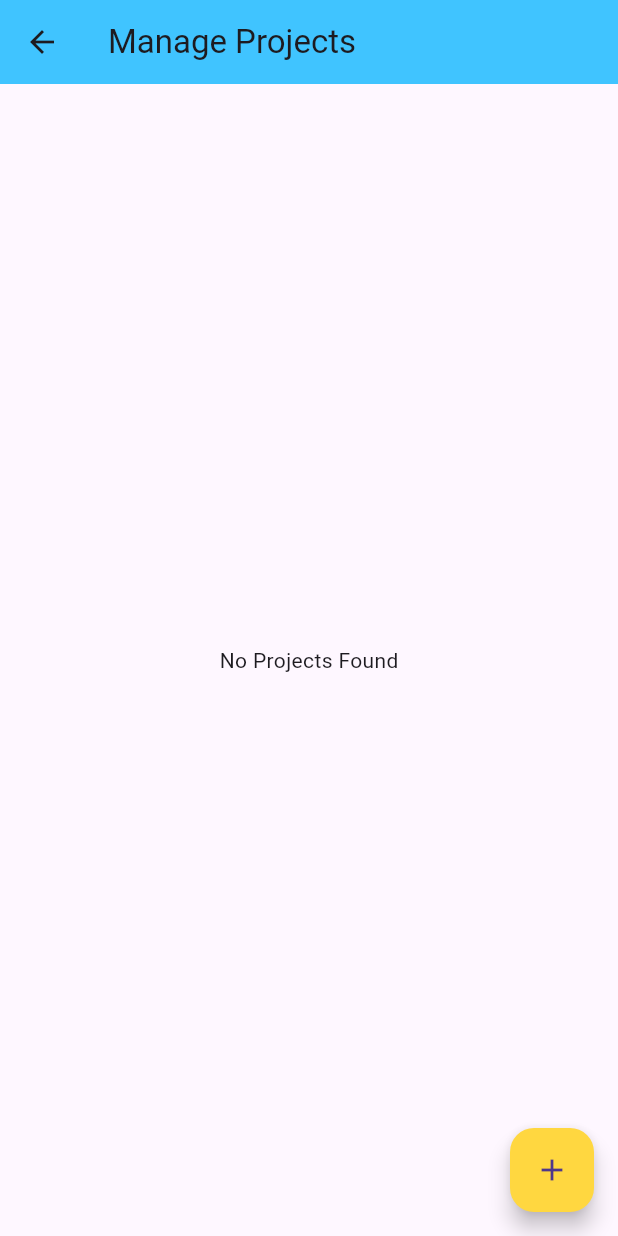
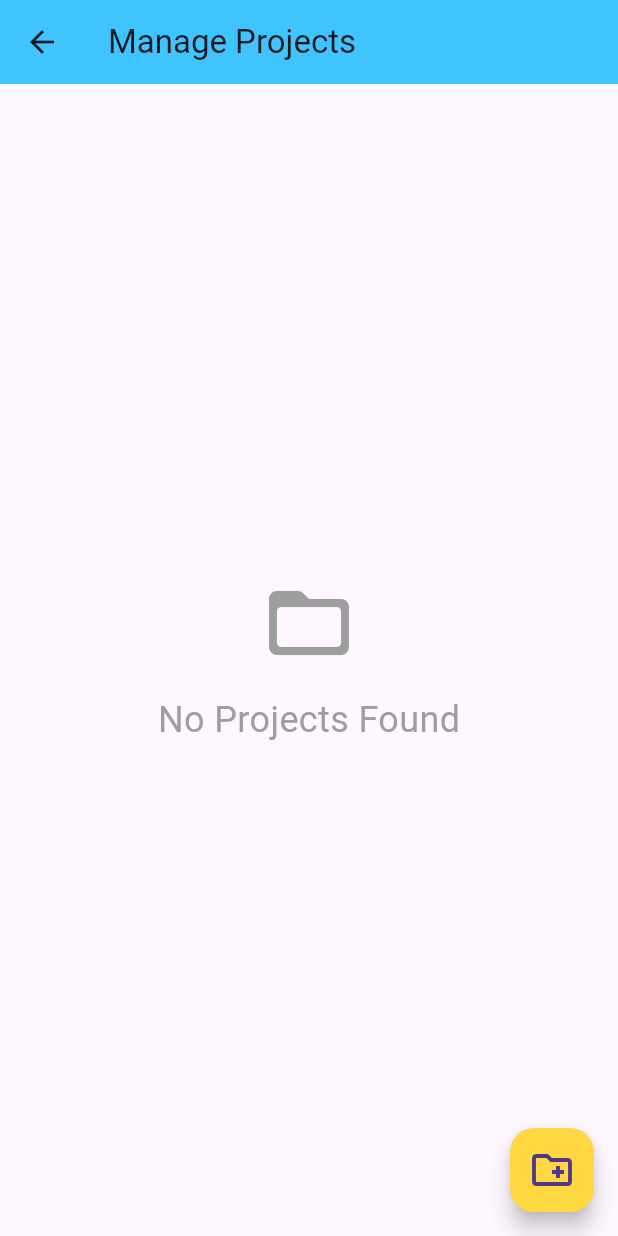
Before and after one commit to lucifron28/time-tracking-app, a Flutter app: the screen it shows after launch, in the side drawer, after a tap on "Projects", on a phone screen of 412 x 824 dp. Run offline on Flutter 3.47's test engine with Material 3 defaults, Android fonts, the phone set to English and light mode, and no system bars; our stand-ins replace hive, hive_flutter; accounts and stored records are empty.

Commit message:
add icons

```diff
--- a/lib/screens/project_management.dart
+++ b/lib/screens/project_management.dart
@@ -36,7 +36,7 @@ class ProjectManagement extends StatelessWidget {
       floatingActionButton: FloatingActionButton(
         onPressed: () => _addProjectForm(context),
         backgroundColor: Colors.amberAccent,
-        child: Icon(Icons.add),
+        child: Icon(Icons.create_new_folder_outlined, size: 32),
       ),
     );
   }
@@ -56,7 +56,16 @@ class _ProjectManagementBodyState extends State<ProjectManagementBody> {
       builder: (context, provider, child) {
         final projects = provider.projects;
         if (projects.isEmpty) {
-          return Center(child: Text("No Projects Found"));
+          return Center(
+            child: Column(
+              mainAxisAlignment: MainAxisAlignment.center,
+              children: [
+                Icon(Icons.folder_open_rounded, size: 64, color: Colors.grey),
+                SizedBox(height: 16),
+                Text("No Projects Found", style: TextStyle(fontSize: 24, color: Colors.grey)),
+              ],
+            ),
+          );
         }
         return ListView.builder(
           itemCount: projects.length,
```
